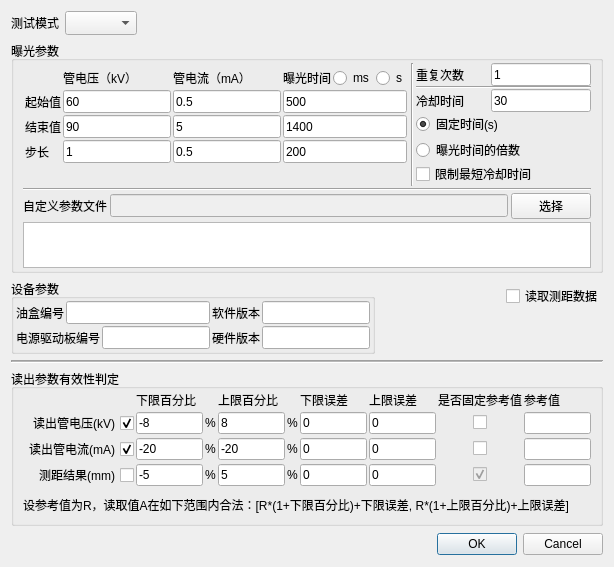
Above: test_param_settings.ui from curious-heart/X-exposer-tool before the change. Below: the same form after it.
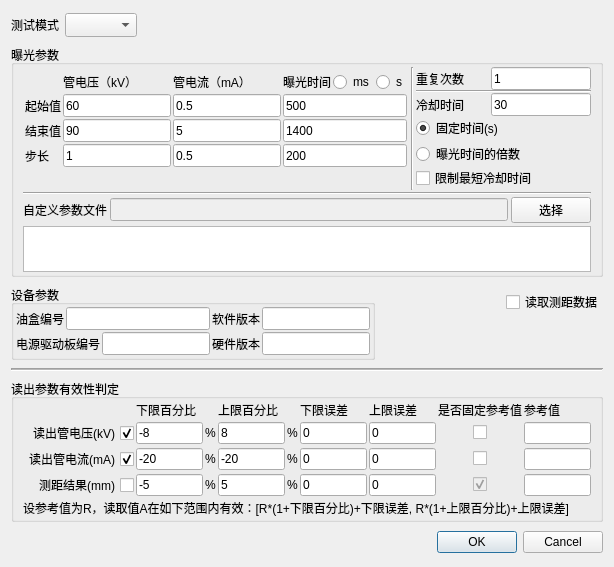
That is the form after the change.

What changed in the file:
```diff
--- a/test_param_settings.ui
+++ b/test_param_settings.ui
@@ -752,6 +752,12 @@
    </item>
    <item>
     <widget class="QGroupBox" name="groupBox_3">
+     <property name="sizePolicy">
+      <sizepolicy hsizetype="Preferred" vsizetype="Maximum">
+       <horstretch>0</horstretch>
+       <verstretch>0</verstretch>
+      </sizepolicy>
+     </property>
      <property name="title">
       <string>读出参数有效性判定</string>
      </property>
@@ -1178,7 +1184,7 @@
       <item>
        <widget class="QLabel" name="label_13">
         <property name="text">
-         <string>设参考值为R，读取值A在如下范围内合法：[R*(1+下限百分比)+下限误差, R*(1+上限百分比)+上限误差]</string>
+         <string>设参考值为R，读取值A在如下范围内有效：[R*(1+下限百分比)+下限误差, R*(1+上限百分比)+上限误差]</string>
         </property>
        </widget>
       </item>
```
